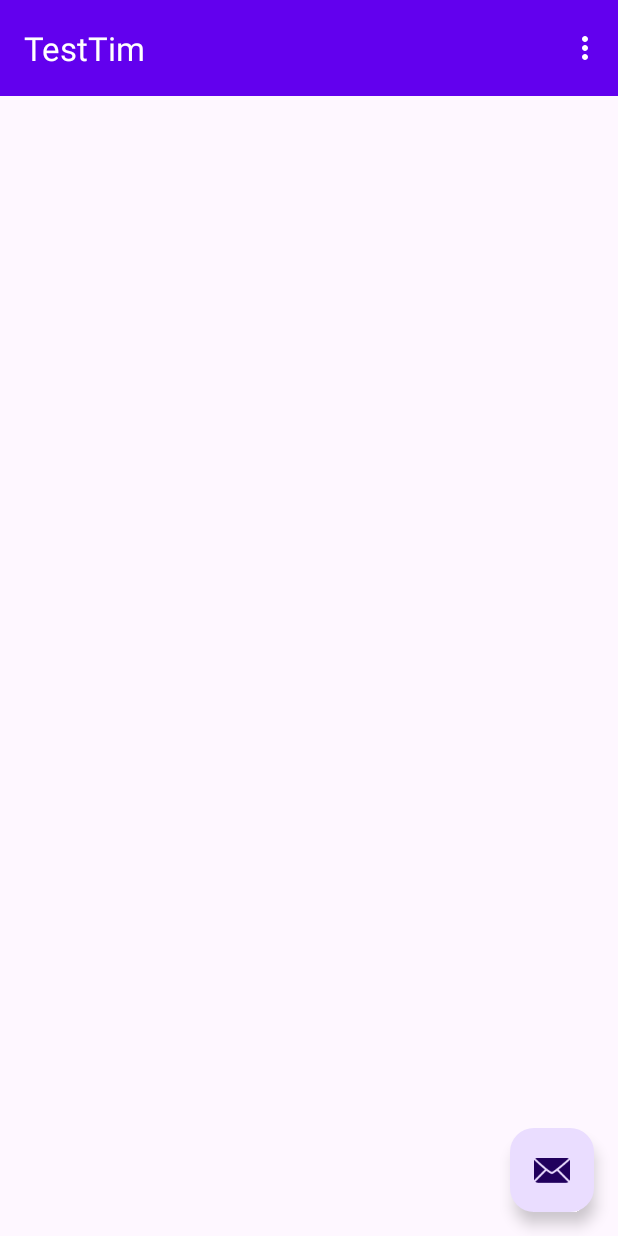
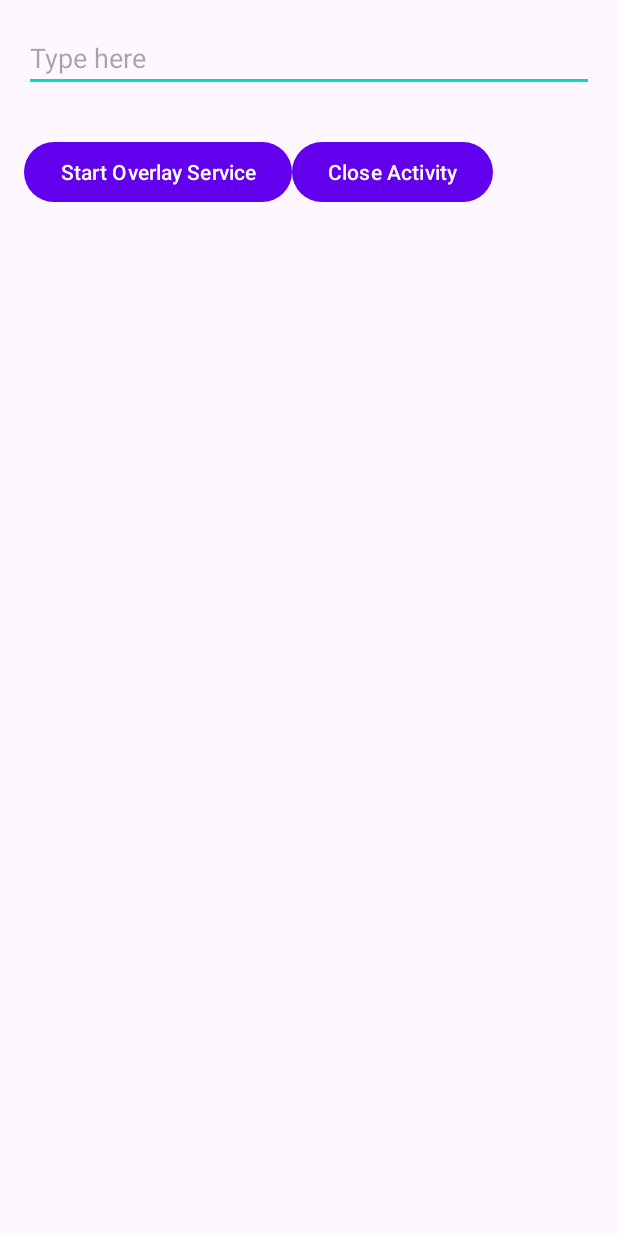
Before and after one commit to Treinchauffeur/TestTim, an Android app: the screen it shows after launch (MainActivity), on a phone screen of 412 x 824 dp. Run offline under Robolectric (Android 15) with nearby library versions, the phone set to English and light mode, and no system bars.

Commit message:
Basic overlai UI created & working TODO fix old references & processing

```diff
--- a/app/src/main/java/org/treinchauffeur/testtim/MainActivity.java
+++ b/app/src/main/java/org/treinchauffeur/testtim/MainActivity.java
@@ -1,59 +1,98 @@
 package org.treinchauffeur.testtim;
 
+import android.app.Activity;
+import android.content.Intent;
+import android.net.Uri;
+import android.os.Build;
+import android.provider.Settings;
 import android.os.Bundle;
-
-import com.google.android.material.snackbar.Snackbar;
+import android.text.Editable;
+import android.text.TextWatcher;
+import android.view.View;
+import android.widget.Button;
+import android.widget.EditText;
+import android.widget.TextView;
 
 import androidx.appcompat.app.AppCompatActivity;
 
-import android.view.View;
-
-import androidx.navigation.NavController;
-import androidx.navigation.Navigation;
-import androidx.navigation.ui.AppBarConfiguration;
-import androidx.navigation.ui.NavigationUI;
-
-import org.treinchauffeur.testtim.databinding.ActivityMainBinding;
-
-import android.view.Menu;
-import android.view.MenuItem;
-
 public class MainActivity extends AppCompatActivity {
 
-    private AppBarConfiguration appBarConfiguration;
-    private ActivityMainBinding binding;
+    private Activity mActivity;
+    private EditText edt1;
+    private TextView tvValue;
 
     @Override
     protected void onCreate(Bundle savedInstanceState) {
         super.onCreate(savedInstanceState);
+        setContentView(R.layout.activity_main);
 
-        binding = ActivityMainBinding.inflate(getLayoutInflater());
-        setContentView(binding.getRoot());
+        mActivity = this;
+        edt1 = (EditText) findViewById(R.id.edt1);
+        tvValue = (TextView) findViewById(R.id.tvValue);
+        Button btnStartService = (Button) findViewById(R.id.btnStartService);
+        Button btnClose = (Button) findViewById(R.id.btnClose);
 
-        setSupportActionBar(binding.toolbar);
+        edt1.addTextChangedListener(new TextWatcher() {
+            @Override
+            public void beforeTextChanged(CharSequence charSequence, int i, int i1, int i2) {
 
+            }
+
+            @Override
+            public void onTextChanged(CharSequence charSequence, int i, int i1, int i2) {
+                tvValue.setText(edt1.getText());
+            }
+
+            @Override
+            public void afterTextChanged(Editable editable) {
+
+            }
+        });
+
+        btnClose.setOnClickListener(new View.OnClickListener() {
+            @Override
+            public void onClick(View view) {
+                mActivity.finish();
+            }
+        });
+
+        btnStartService.setOnClickListener(new View.OnClickListener() {
+            @Override
+            public void onClick(View view) {
+                checkDrawOverlayPermission();
+            }
+        });
 
     }
 
-    @Override
-    public boolean onCreateOptionsMenu(Menu menu) {
-        // Inflate the menu; this adds items to the action bar if it is present.
-        getMenuInflater().inflate(R.menu.menu_main, menu);
-        return true;
+    public final static int Overlay_REQUEST_CODE = 251;
+    public void checkDrawOverlayPermission() {
+        if (!Settings.canDrawOverlays(mActivity)) {
+            Intent intent = new Intent(Settings.ACTION_MANAGE_OVERLAY_PERMISSION, Uri.parse("package:" + getPackageName()));
+            startActivityForResult(intent, Overlay_REQUEST_CODE);
+        } else {
+            openFloatingWindow();
+        }
+    }
+
+    private void openFloatingWindow() {
+        Intent intent = new Intent(mActivity, OverlayShowingService.class);
+        mActivity.stopService(intent);
+        mActivity.startService(intent);
     }
 
     @Override
-    public boolean onOptionsItemSelected(MenuItem item) {
-        // Handle action bar item clicks here. The action bar will
-        // automatically handle clicks on the Home/Up button, so long
-        // as you specify a parent activity in AndroidManifest.xml.
-        int id = item.getItemId();
+    public void onActivityResult(int requestCode, int resultCode, Intent data) {
+        super.onActivityResult(requestCode, resultCode, data);
 
-        //noinspection SimplifiableIfStatement
-        if (id == R.id.action_settings) {
-            return true;
+        switch (requestCode) {
+            case Overlay_REQUEST_CODE: {
+                if (Settings.canDrawOverlays(mActivity)) {
+                    openFloatingWindow();
+                }
+                break;
+            }
         }
+    }
 
-        return super.onOptionsItemSelected(item);
-    }
 }
--- a/app/src/main/res/layout/activity_main.xml
+++ b/app/src/main/res/layout/activity_main.xml
@@ -1,33 +1,43 @@
 <?xml version="1.0" encoding="utf-8"?>
-<androidx.coordinatorlayout.widget.CoordinatorLayout xmlns:android="http://schemas.android.com/apk/res/android"
-    xmlns:app="http://schemas.android.com/apk/res-auto"
+<RelativeLayout xmlns:android="http://schemas.android.com/apk/res/android"
     xmlns:tools="http://schemas.android.com/tools"
+    android:id="@+id/activity_main"
     android:layout_width="match_parent"
     android:layout_height="match_parent"
+    android:paddingBottom="16dp"
+    android:paddingLeft="16dp"
+    android:paddingRight="16dp"
+    android:paddingTop="16dp"
     tools:context=".MainActivity">
 
-    <com.google.android.material.appbar.AppBarLayout
+    <EditText
+        android:id="@+id/edt1"
+        android:hint="Type here"
         android:layout_width="match_parent"
-        android:layout_height="wrap_content"
-        android:theme="@style/Theme.TestTim.AppBarOverlay">
+        android:layout_height="wrap_content" />
 
-        <androidx.appcompat.widget.Toolbar
-            android:id="@+id/toolbar"
-            android:layout_width="match_parent"
-            android:layout_height="?attr/actionBarSize"
-            android:background="?attr/colorPrimary"
-            app:popupTheme="@style/Theme.TestTim.PopupOverlay" />
-
-    </com.google.android.material.appbar.AppBarLayout>
-
-
-    <com.google.android.material.floatingactionbutton.FloatingActionButton
-        android:id="@+id/fab"
+    <TextView
+        android:id="@+id/tvValue"
+        android:layout_below="@+id/edt1"
         android:layout_width="wrap_content"
         android:layout_height="wrap_content"
-        android:layout_gravity="bottom|end"
-        android:layout_marginEnd="@dimen/fab_margin"
-        android:layout_marginBottom="16dp"
-        app:srcCompat="@android:drawable/ic_dialog_email" />
+        android:text="" />
 
-</androidx.coordinatorlayout.widget.CoordinatorLayout>
+    <Button
+        android:id="@+id/btnStartService"
+        android:layout_width="wrap_content"
+        android:layout_height="wrap_content"
+        android:layout_marginTop="10dp"
+        android:layout_below="@+id/tvValue"
+        android:text="Start Overlay Service"
+        />
+    <Button
+        android:id="@+id/btnClose"
+        android:layout_width="wrap_content"
+        android:layout_height="wrap_content"
+        android:layout_alignTop="@+id/btnStartService"
+        android:layout_toRightOf="@+id/btnStartService"
+        android:text="Close Activity"
+        />
+
+</RelativeLayout>
```
Also changed, not shown: app/src/main/AndroidManifest.xml (+7 -0 lines), app/src/main/java/org/treinchauffeur/testtim/OverlayShowingService.java (added, +211 -0 lines), app/src/main/res/layout/ovelay_window.xml (added, +27 -0 lines).
